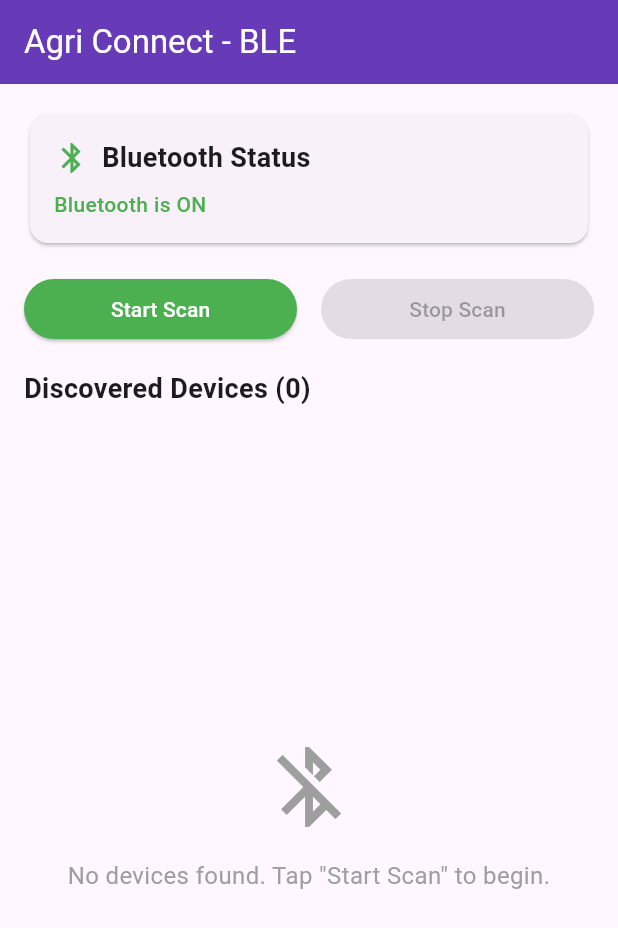
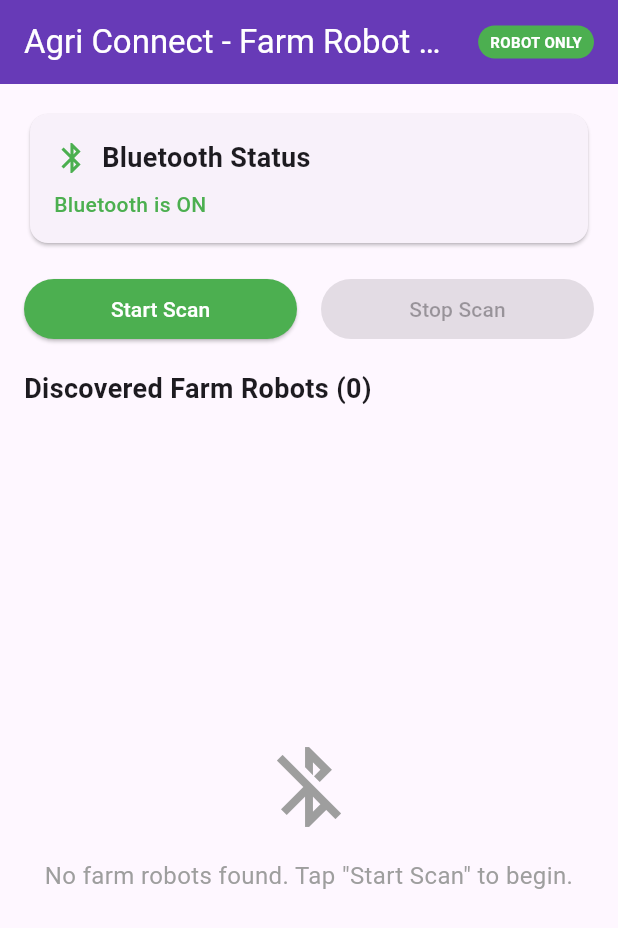
Before and after one commit to samaritan-dev/agri_connect, a Flutter app: the screen it shows after launch, on a phone screen of 412 x 824 dp. Shown: the top 928 px of the screen. Run offline on Flutter 3.47's test engine with Material 3 defaults, Android fonts, the phone set to English and light mode, and no system bars; our stand-ins replace dio, equatable, flutter_bloc, flutter_blue_plus, get_it, permission_handler and 1 more.

Commit message:
first add fix

```diff
--- a/lib/features/bluetooth/data/datasources/bluetooth_local_datasource.dart
+++ b/lib/features/bluetooth/data/datasources/bluetooth_local_datasource.dart
@@ -1,5 +1,5 @@
 import 'package:shared_preferences/shared_preferences.dart';
-import 'package:agri_connect/features/bluetooth/data/models/bluetooth_device_model.dart';
+import 'package:app_agri_connect/features/bluetooth/data/models/bluetooth_device_model.dart';
 
 abstract class BluetoothLocalDataSource {
   Future<void> cacheDevices(List<BluetoothDeviceModel> devices);
--- a/lib/features/bluetooth/data/datasources/bluetooth_local_datasource_impl.dart
+++ b/lib/features/bluetooth/data/datasources/bluetooth_local_datasource_impl.dart
@@ -1,8 +1,8 @@
 import 'dart:convert';
 import 'package:shared_preferences/shared_preferences.dart';
 
-import 'package:agri_connect/features/bluetooth/data/models/bluetooth_device_model.dart';
-import 'package:agri_connect/features/bluetooth/data/datasources/bluetooth_local_datasource.dart';
+import 'package:app_agri_connect/features/bluetooth/data/models/bluetooth_device_model.dart';
+import 'package:app_agri_connect/features/bluetooth/data/datasources/bluetooth_local_datasource.dart';
 
 class BluetoothLocalDataSourceImpl implements BluetoothLocalDataSource {
   final SharedPreferences sharedPreferences;
--- a/lib/features/bluetooth/data/datasources/bluetooth_remote_datasource.dart
+++ b/lib/features/bluetooth/data/datasources/bluetooth_remote_datasource.dart
@@ -1,4 +1,4 @@
-import 'package:agri_connect/features/bluetooth/data/models/bluetooth_device_model.dart';
+import 'package:app_agri_connect/features/bluetooth/data/models/bluetooth_device_model.dart';
 
 abstract class BluetoothRemoteDataSource {
   Future<bool> isBluetoothSupported();
@@ -7,4 +7,5 @@ abstract class BluetoothRemoteDataSource {
   Future<bool> connectToDevice(String deviceId);
   Future<bool> disconnectFromDevice(String deviceId);
   Future<List<BluetoothDeviceModel>> getConnectedDevices();
+  Future<String> getLocalDeviceName();
 }
--- a/lib/features/bluetooth/data/models/bluetooth_device_model.dart
+++ b/lib/features/bluetooth/data/models/bluetooth_device_model.dart
@@ -1,4 +1,4 @@
-import 'package:agri_connect/features/bluetooth/domain/entities/bluetooth_device.dart';
+import 'package:app_agri_connect/features/bluetooth/domain/entities/bluetooth_device.dart';
 
 class BluetoothDeviceModel extends BluetoothDevice {
   const BluetoothDeviceModel({
--- /dev/null
+++ b/lib/features/bluetooth/domain/usecases/get_connected_devices.dart
@@ -0,0 +1,23 @@
+import 'package:equatable/equatable.dart';
+
+import 'package:app_agri_connect/core/error/failures.dart';
+import 'package:app_agri_connect/core/usecases/either.dart';
+import 'package:app_agri_connect/core/usecases/usecase.dart';
+import 'package:app_agri_connect/features/bluetooth/domain/entities/bluetooth_device.dart';
+import 'package:app_agri_connect/features/bluetooth/domain/repositories/bluetooth_repository.dart';
+
+class GetConnectedDevicesParams extends Equatable {
+  @override
+  List<Object?> get props => [];
+}
+
+class GetConnectedDevicesUseCase implements UseCase<Either<Failure, List<BluetoothDevice>>, GetConnectedDevicesParams> {
+  final BluetoothRepository repository;
+
+  GetConnectedDevicesUseCase(this.repository);
+
+  @override
+  Future<Either<Failure, List<BluetoothDevice>>> call(GetConnectedDevicesParams params) async {
+    return await repository.getConnectedDevices();
+  }
+}
--- a/lib/features/bluetooth/presentation/pages/bluetooth_page.dart
+++ b/lib/features/bluetooth/presentation/pages/bluetooth_page.dart
@@ -1,21 +1,39 @@
 import 'package:flutter/material.dart';
 import 'package:flutter_bloc/flutter_bloc.dart';
 
-import 'package:agri_connect/features/bluetooth/presentation/bloc/bluetooth_bloc.dart';
-import 'package:agri_connect/features/bluetooth/presentation/bloc/bluetooth_event.dart';
-import 'package:agri_connect/features/bluetooth/presentation/bloc/bluetooth_state.dart';
-import 'package:agri_connect/features/bluetooth/presentation/widgets/bluetooth_status_card.dart';
-import 'package:agri_connect/features/bluetooth/presentation/widgets/scan_controls.dart';
-import 'package:agri_connect/features/bluetooth/presentation/widgets/device_list.dart';
+import 'package:app_agri_connect/features/bluetooth/presentation/bloc/bluetooth_bloc.dart';
+import 'package:app_agri_connect/features/bluetooth/presentation/bloc/bluetooth_event.dart';
+import 'package:app_agri_connect/features/bluetooth/presentation/bloc/bluetooth_state.dart';
+import 'package:app_agri_connect/features/bluetooth/presentation/widgets/bluetooth_status_card.dart';
+import 'package:app_agri_connect/features/bluetooth/presentation/widgets/scan_controls.dart';
+import 'package:app_agri_connect/features/bluetooth/presentation/widgets/device_list.dart';
 
 class BluetoothPage extends StatelessWidget {
   @override
   Widget build(BuildContext context) {
     return Scaffold(
       appBar: AppBar(
-        title: const Text('Agri Connect - BLE'),
+        title: const Text('Agri Connect - Farm Robot Scanner'),
         backgroundColor: Colors.deepPurple,
         foregroundColor: Colors.white,
+        actions: [
+          Container(
+            margin: const EdgeInsets.only(right: 16),
+            padding: const EdgeInsets.symmetric(horizontal: 8, vertical: 4),
+            decoration: BoxDecoration(
+              color: Colors.green,
+              borderRadius: BorderRadius.circular(12),
+            ),
+            child: const Text(
+              'ROBOT ONLY',
+              style: TextStyle(
+                color: Colors.white,
+                fontSize: 10,
+                fontWeight: FontWeight.bold,
+              ),
+            ),
+          ),
+        ],
       ),
       body: BlocProvider(
         create: (context) => context.read<BluetoothBloc>()..add(InitializeBluetooth()),
--- a/lib/features/bluetooth/presentation/widgets/device_list.dart
+++ b/lib/features/bluetooth/presentation/widgets/device_list.dart
@@ -1,10 +1,10 @@
 import 'package:flutter/material.dart';
 import 'package:flutter_bloc/flutter_bloc.dart';
 
-import 'package:agri_connect/features/bluetooth/domain/entities/bluetooth_device.dart';
-import 'package:agri_connect/features/bluetooth/presentation/bloc/bluetooth_bloc.dart';
-import 'package:agri_connect/features/bluetooth/presentation/bloc/bluetooth_event.dart';
-import 'package:agri_connect/features/bluetooth/presentation/bloc/bluetooth_state.dart';
+import 'package:app_agri_connect/features/bluetooth/domain/entities/bluetooth_device.dart';
+import 'package:app_agri_connect/features/bluetooth/presentation/bloc/bluetooth_bloc.dart';
+import 'package:app_agri_connect/features/bluetooth/presentation/bloc/bluetooth_event.dart';
+import 'package:app_agri_connect/features/bluetooth/presentation/bloc/bluetooth_state.dart';
 
 class DeviceList extends StatelessWidget {
   @override
@@ -25,7 +25,7 @@ class DeviceList extends StatelessWidget {
           crossAxisAlignment: CrossAxisAlignment.start,
           children: [
             Text(
-              'Discovered Devices (${devices.length})',
+              'Discovered Farm Robots (${devices.length})',
               style: TextStyle(
                 fontSize: 18,
                 fontWeight: FontWeight.bold,
@@ -79,8 +79,8 @@ class DeviceList extends StatelessWidget {
                           SizedBox(height: 16),
                           Text(
                             isScanning
-                                ? 'Searching for devices...'
-                                : 'No devices found. Tap "Start Scan" to begin.',
+                                ? 'Searching for farm robots...'
+                                : 'No farm robots found. Tap "Start Scan" to begin.',
                             style: TextStyle(
                               color: Colors.grey,
                               fontSize: 16,
--- a/lib/features/bluetooth/presentation/widgets/scan_controls.dart
+++ b/lib/features/bluetooth/presentation/widgets/scan_controls.dart
@@ -1,8 +1,8 @@
 import 'package:flutter/material.dart';
 import 'package:flutter_bloc/flutter_bloc.dart';
 
-import 'package:agri_connect/features/bluetooth/presentation/bloc/bluetooth_bloc.dart';
-import 'package:agri_connect/features/bluetooth/presentation/bloc/bluetooth_event.dart';
+import 'package:app_agri_connect/features/bluetooth/presentation/bloc/bluetooth_bloc.dart';
+import 'package:app_agri_connect/features/bluetooth/presentation/bloc/bluetooth_event.dart';
 
 class ScanControls extends StatelessWidget {
   final bool isScanning;
--- a/pubspec.yaml
+++ b/pubspec.yaml
@@ -1,4 +1,4 @@
-name: agri_connect
+name: app_agri_connect
 description: "A new Flutter project."
 # The following line prevents the package from being accidentally published to
 # pub.dev using `flutter pub publish`. This is preferred for private packages.
```
Also changed, not shown: lib/core/di/injection_container.dart (+13 -10 lines), lib/features/bluetooth/data/datasources/bluetooth_remote_datasource_impl.dart (+80 -6 lines), lib/features/bluetooth/data/repositories/bluetooth_repository_impl.dart (+17 -7 lines), lib/features/bluetooth/domain/repositories/bluetooth_repository.dart (+4 -3 lines), lib/features/bluetooth/domain/usecases/connect_device.dart (+4 -4 lines), lib/features/bluetooth/domain/usecases/disconnect_device.dart (+4 -4 lines), lib/features/bluetooth/domain/usecases/scan_devices.dart (+5 -5 lines), lib/features/bluetooth/presentation/bloc/bluetooth_bloc.dart (+38 -15 lines), lib/main.dart (+12 -3 lines), 6 other files.
